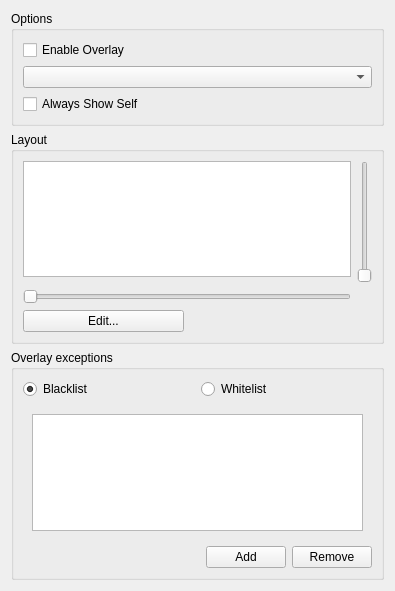
Qt form src/mumble/Overlay.ui (mumble-voip/mumble) before a commit.
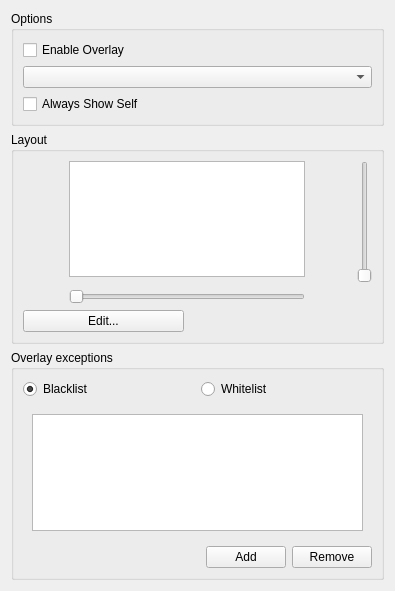
The same form after that commit.

Commit message: Start of config-based editor

```diff
--- a/src/mumble/Overlay.ui
+++ b/src/mumble/Overlay.ui
@@ -65,7 +65,7 @@
       <string>Layout</string>
      </property>
      <layout class="QGridLayout">
-      <item row="0" column="2" rowspan="2">
+      <item row="0" column="4" rowspan="2">
        <widget class="QSlider" name="qsY">
         <property name="toolTip">
          <string>Y-Position of Overlay</string>
@@ -81,7 +81,7 @@
         </property>
        </widget>
       </item>
-      <item row="2" column="0" colspan="2">
+      <item row="2" column="1" colspan="2">
        <widget class="QSlider" name="qsX">
         <property name="toolTip">
          <string>X-Position of Overlay</string>
@@ -97,10 +97,20 @@
         </property>
        </widget>
       </item>
-      <item row="0" column="0" colspan="2">
-       <widget class="QGraphicsView" name="qgvView"/>
+      <item row="0" column="1" colspan="2">
+       <widget class="QGraphicsView" name="qgvView">
+        <property name="sizePolicy">
+         <sizepolicy hsizetype="Expanding" vsizetype="Expanding">
+          <horstretch>1</horstretch>
+          <verstretch>1</verstretch>
+         </sizepolicy>
+        </property>
+        <property name="renderHints">
+         <set>QPainter::Antialiasing|QPainter::HighQualityAntialiasing|QPainter::SmoothPixmapTransform|QPainter::TextAntialiasing</set>
+        </property>
+       </widget>
       </item>
-      <item row="3" column="0">
+      <item row="3" column="0" colspan="2">
        <widget class="QPushButton" name="qpbEdit">
         <property name="sizePolicy">
          <sizepolicy hsizetype="Minimum" vsizetype="Fixed">
@@ -113,7 +123,7 @@
         </property>
        </widget>
       </item>
-      <item row="3" column="1" colspan="2">
+      <item row="3" column="2" colspan="3">
        <spacer name="horizontalSpacer">
         <property name="orientation">
          <enum>Qt::Horizontal</enum>
@@ -129,6 +139,32 @@
         </property>
        </spacer>
       </item>
+      <item row="0" column="3">
+       <spacer name="horizontalSpacer_2">
+        <property name="orientation">
+         <enum>Qt::Horizontal</enum>
+        </property>
+        <property name="sizeHint" stdset="0">
+         <size>
+          <width>40</width>
+          <height>20</height>
+         </size>
+        </property>
+       </spacer>
+      </item>
+      <item row="0" column="0">
+       <spacer name="horizontalSpacer_3">
+        <property name="orientation">
+         <enum>Qt::Horizontal</enum>
+        </property>
+        <property name="sizeHint" stdset="0">
+         <size>
+          <width>40</width>
+          <height>20</height>
+         </size>
+        </property>
+       </spacer>
+      </item>
      </layout>
     </widget>
    </item>
```
The commit also changes 2 other files.
